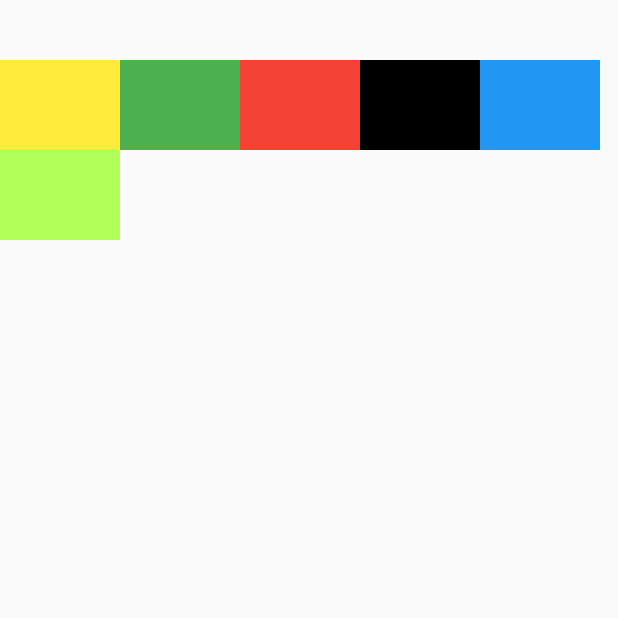
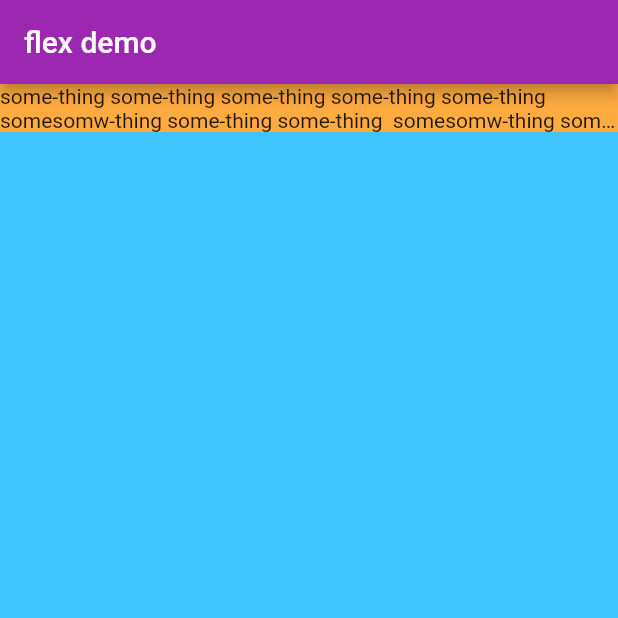
Before and after one commit to zhenglong/flutter-examples, a Flutter app: the screen it shows after launch, on a phone screen of 412 x 824 dp, the top half of it. Run offline on Flutter 3.47's test engine with Material 2 defaults, Android fonts, the phone set to English and light mode, and no system bars; our stand-ins replace cached_network_image.

Commit message:
update: flex-demo

```diff
--- /dev/null
+++ b/lib/flex-demo.dart
@@ -0,0 +1,36 @@
+import 'package:flutter/material.dart';
+
+class DemoPage extends StatelessWidget {
+  @override
+  Widget build(BuildContext context) {
+    return Scaffold(
+      appBar: AppBar(title: Text('flex demo'),),
+      body: FlexDemo(),
+    );
+  }
+}
+
+class FlexDemo extends StatelessWidget {
+  @override
+  Widget build(BuildContext context) {
+    const childCount = 5;
+    double width = MediaQuery.of(context).size.width;
+    return Column(
+      children: <Widget>[
+        Container(
+          color: Colors.orangeAccent,
+          width: width,
+          child: Text(
+            'some-thing some-thing some-thing some-thing some-thing somesomw-thing some-thing some-thing  somesomw-thing some-thing some-thing',
+            overflow: TextOverflow.ellipsis,
+            softWrap: true,
+            maxLines: 2,
+          )
+        ),
+        Expanded(
+          child: Container(color: Colors.lightBlueAccent, width: width),
+        ),
+      ],
+    );
+  }
+}
--- a/lib/main.dart
+++ b/lib/main.dart
@@ -1,6 +1,6 @@
 import 'package:flutter/material.dart';
 import 'package:flutter/foundation.dart';
-import './flow-demo.dart';
+import './flex-demo.dart';
 
 void main() => runApp(MyApp());
 
```
Also changed, not shown: lib/asset-demo.dart (added).
